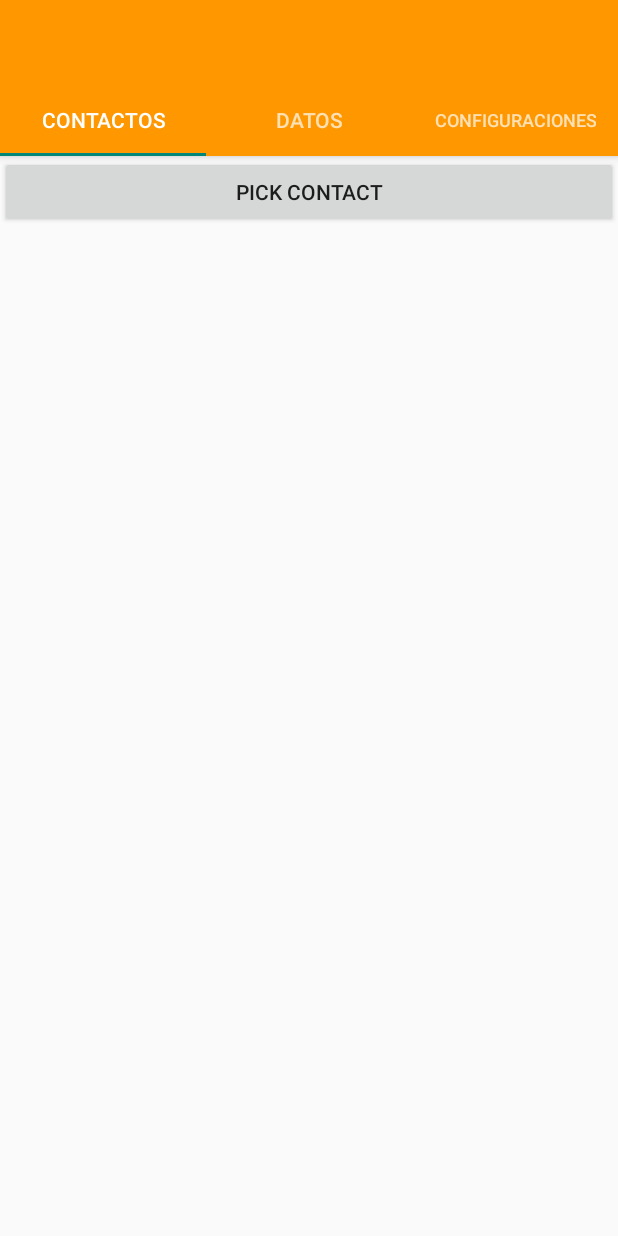
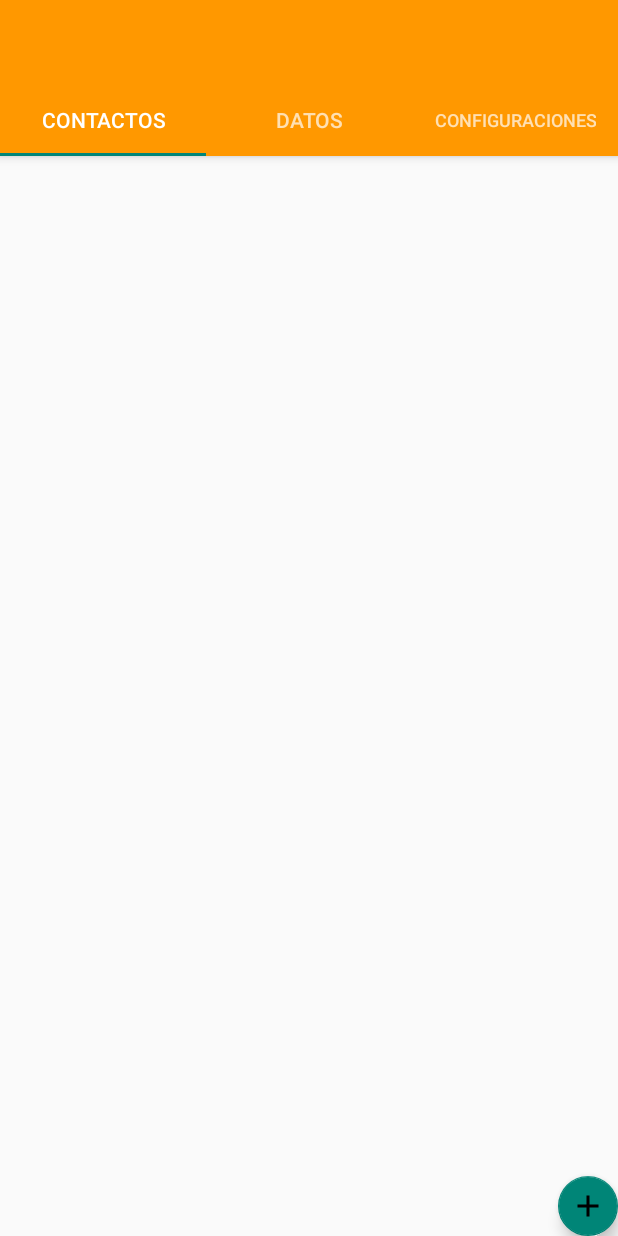
Before and after one commit to Dannysalazarm07/BiciCrash, an Android app: the ContactsFragment screen opened directly, with no data from a screen before it, on a phone screen of 412 x 824 dp. Run offline under Robolectric (Android 15) with nearby library versions, the light colour scheme and no system bars.

Commit message:
-Cambio de boton para agregar contactos

```diff
--- a/app/src/main/java/unal/edu/co/bicicrash/Fragments/ContactsFragment.java
+++ b/app/src/main/java/unal/edu/co/bicicrash/Fragments/ContactsFragment.java
@@ -6,6 +6,7 @@ import android.database.Cursor;
 import android.net.Uri;
 import android.os.Bundle;
 import android.provider.ContactsContract;
+import android.support.design.widget.FloatingActionButton;
 import android.support.v4.app.Fragment;
 import android.view.LayoutInflater;
 import android.view.View;
@@ -28,7 +29,7 @@ public class ContactsFragment extends Fragment {
 
     private View view;
     private TextView contactNumber;
-    private Button buttonPickContact;
+    private FloatingActionButton buttonPickContact;
     private ListView contactListView;
 
     ArrayList arrayContacts;
@@ -46,8 +47,7 @@ public class ContactsFragment extends Fragment {
         // Inflate the layout for this fragment
         view = inflater.inflate(R.layout.fragment_contacts, container, false);
 
-        contactNumber = (TextView) view.findViewById(R.id.contactnumber);
-        buttonPickContact = (Button) view.findViewById(R.id.pickcontact);
+        buttonPickContact = (FloatingActionButton) view.findViewById(R.id.pickcontact);
 
         arrayContacts = new ArrayList<BiciContact>();
         contactListView = (ListView)view.findViewById(R.id.listViewContact);
@@ -65,7 +65,6 @@ public class ContactsFragment extends Fragment {
                 }
             }
         });
-
 
         return view;
     }
@@ -102,8 +101,6 @@ public class ContactsFragment extends Fragment {
 
     public void addContact(String name, String number){
         arrayContacts.add(new BiciContact(name,number));
-        contactNumber.setText("Se ha añadido: " + String.valueOf(name)+" : " + String.valueOf(number));
-
     }
 
     public void showContacts(){
--- /dev/null
+++ b/app/src/main/res/drawable/plus.xml
@@ -0,0 +1,8 @@
+<!-- drawable/plus.xml -->
+<vector xmlns:android="http://schemas.android.com/apk/res/android"
+    android:height="24dp"
+    android:width="24dp"
+    android:viewportWidth="24"
+    android:viewportHeight="24">
+    <path android:fillColor="#000" android:pathData="M19,13H13V19H11V13H5V11H11V5H13V11H19V13Z" />
+</vector>
--- a/app/src/main/res/layout/fragment_contacts.xml
+++ b/app/src/main/res/layout/fragment_contacts.xml
@@ -1,30 +1,25 @@
 <RelativeLayout xmlns:android="http://schemas.android.com/apk/res/android"
+    xmlns:app="http://schemas.android.com/apk/res-auto"
     xmlns:tools="http://schemas.android.com/tools"
     android:layout_width="match_parent"
     android:layout_height="match_parent"
     tools:context="unal.edu.co.bicicrash.Fragments.ContactsFragment">
 
-
-    <Button
-        android:id="@+id/pickcontact"
-        android:layout_width="match_parent"
-        android:layout_height="wrap_content"
-        android:text="Pick Contact"
-        android:layout_alignParentTop="true"
-        android:layout_alignParentStart="true" />
-
-    <TextView
-        android:id="@+id/contactnumber"
-        android:layout_width="fill_parent"
-        android:layout_height="100dp"
-        android:layout_below="@+id/pickcontact"
-        android:layout_alignParentStart="true" />
-
     <ListView
         android:layout_width="match_parent"
         android:layout_height="wrap_content"
         android:id="@+id/listViewContact"
-        android:layout_below="@+id/contactnumber"
-        />
+        android:layout_alignParentStart="true" />
+
+
+    <android.support.design.widget.FloatingActionButton
+        android:id="@+id/pickcontact"
+        android:layout_width="wrap_content"
+        android:layout_height="wrap_content"
+        android:clickable="true"
+        app:fabSize="mini"
+        app:srcCompat="@drawable/plus"
+        android:layout_alignParentBottom="true"
+        android:layout_alignParentEnd="true" />
 
 </RelativeLayout>
```
